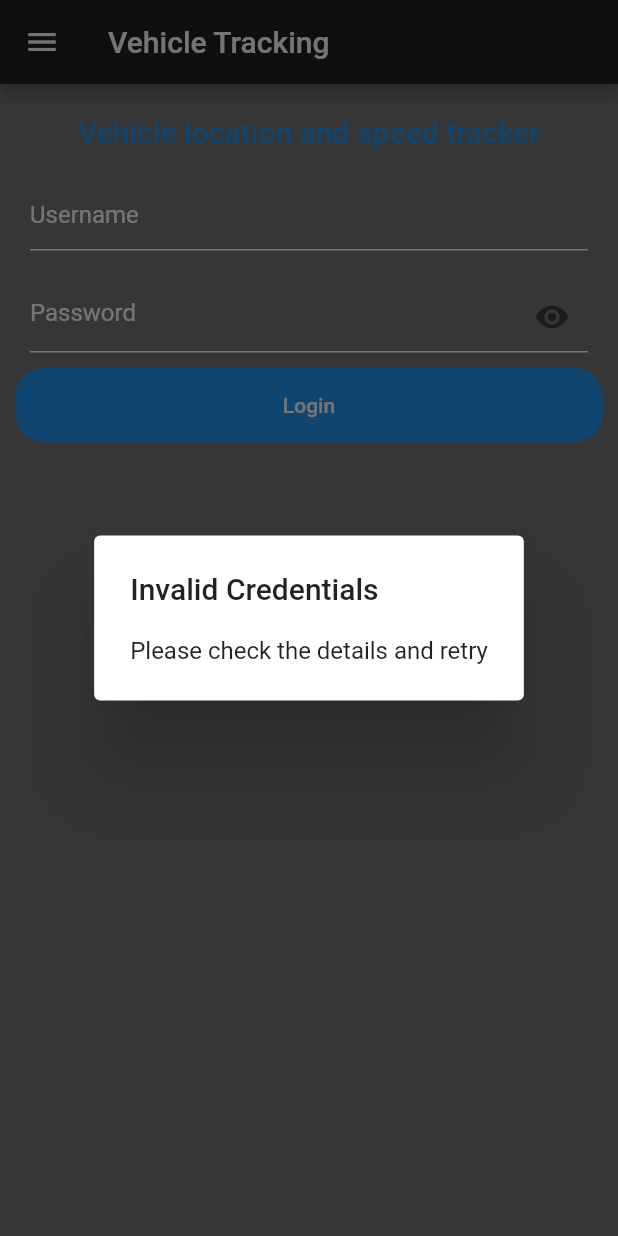
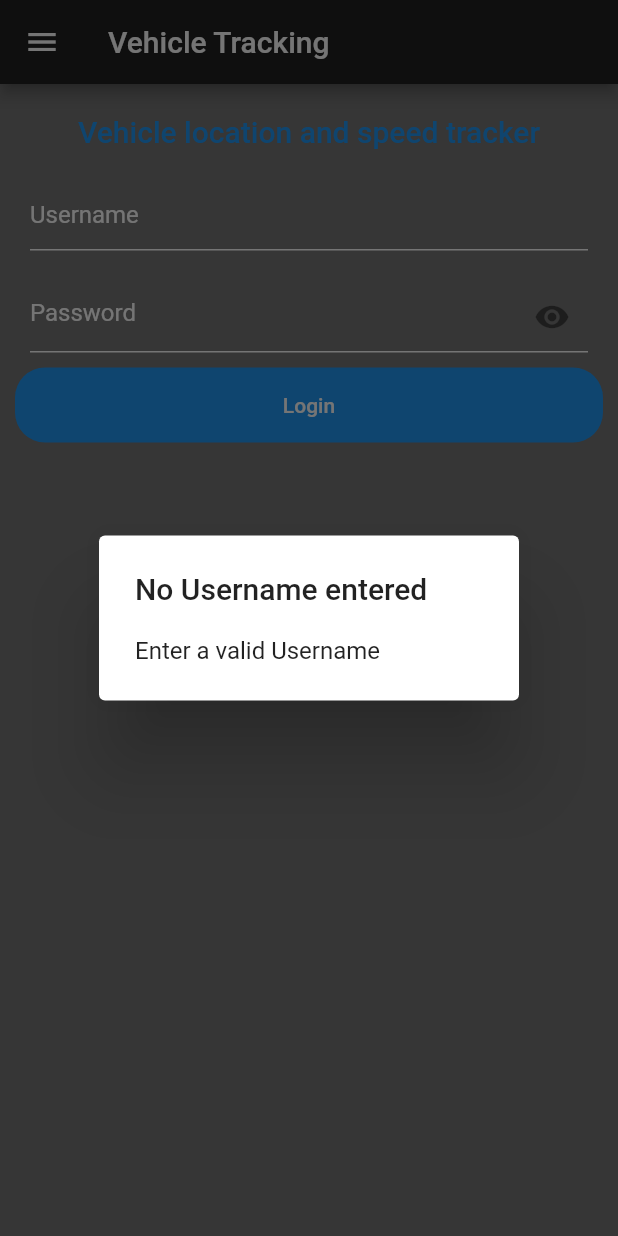
Before and after one commit to Prajeeth347/Vehicle-Tracker, a Flutter app: the screen it shows after launch, after a tap on "Login", on a phone screen of 412 x 824 dp. Run offline on Flutter 3.47's test engine with Material 2 defaults, Android fonts, the phone set to English and light mode, and no system bars; our stand-ins replace animated_splash_screen, google_maps_flutter; missing offline and left inert: dart:ffi.

Commit message:
username and password

```diff
--- a/lib/main.dart
+++ b/lib/main.dart
@@ -174,10 +174,33 @@ class _loginpageState extends State<loginpage> {
                   child: TextButton(
                     onPressed: () {
                       if (usernamecontroller.text ==
-                              "group14esiiits@gmail.com" &&
+                              'group14esiiits@gmail.com' &&
                           passwordcontroller.text == 'Group14') {
                         Navigator.of(context).push(MaterialPageRoute(
                             builder: (context) => afterlogin()));
+                      } else if (usernamecontroller.text == '') {
+                        showDialog<String>(
+                            context: context,
+                            builder: (BuildContext context) => AlertDialog(
+                                  title: Text('No Username entered'),
+                                  content: const Text('Enter a valid Username'),
+                                ));
+                      } else if (passwordcontroller.text == '') {
+                        showDialog<String>(
+                            context: context,
+                            builder: (BuildContext context) => AlertDialog(
+                                  title: Text('No Password entered'),
+                                  content: const Text('Enter a valid Password'),
+                                ));
+                      } else if (usernamecontroller.text == '' ||
+                          passwordcontroller.text == '') {
+                        showDialog<String>(
+                            context: context,
+                            builder: (BuildContext context) => AlertDialog(
+                                  title: Text('No Details entered'),
+                                  content: const Text(
+                                      'Enter a valid Username/Password'),
+                                ));
                       } else {
                         showDialog<String>(
                             context: context,
```
